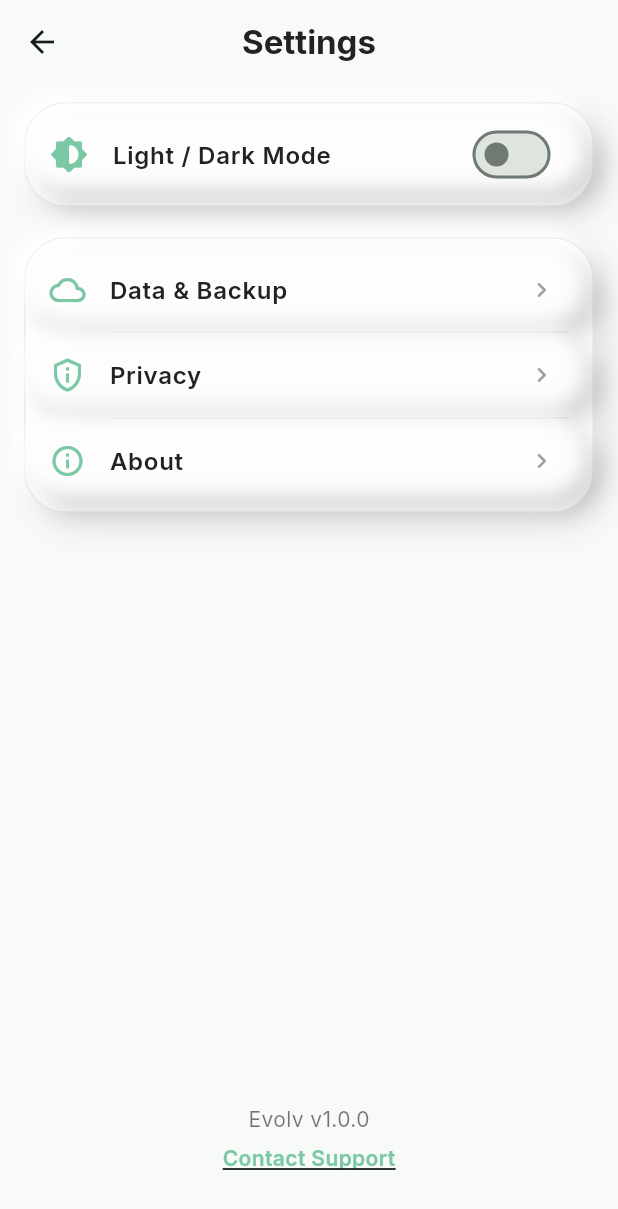
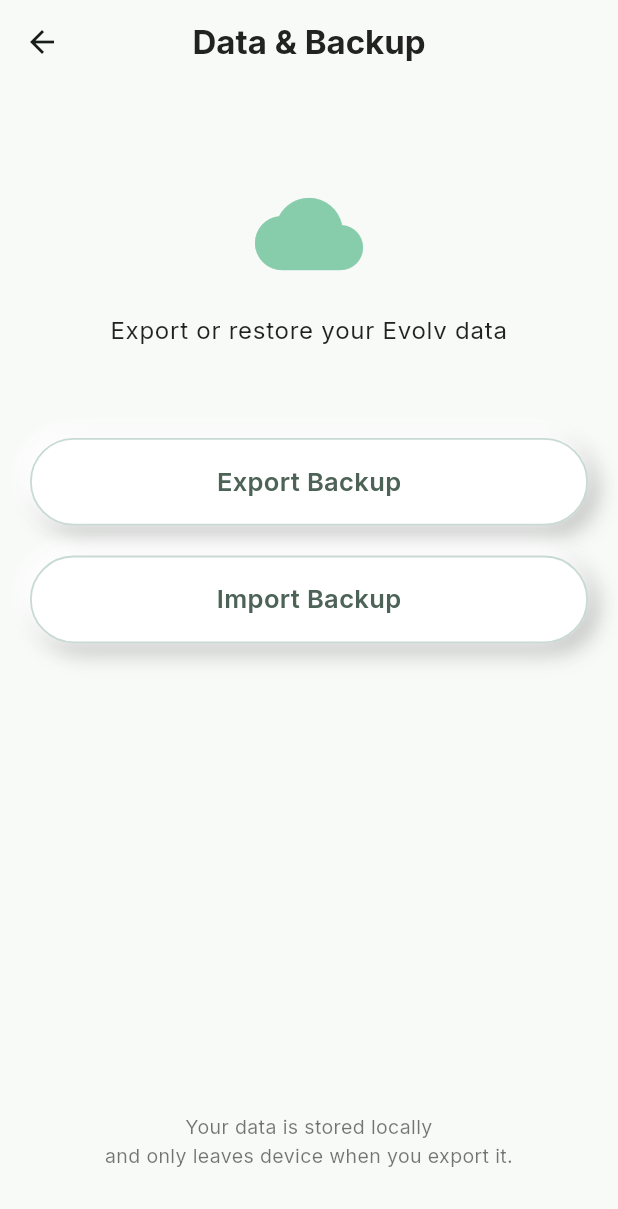
Before and after one commit to jeangoujan/evolv, a Flutter app: the SettingsScreen screen opened directly, after a tap on "Data & Backup", on a phone screen of 412 x 824 dp. Shown: the top 1209 px of the screen. Run offline on Flutter 3.47's test engine with Material 3 defaults, Android fonts, the phone set to English and light mode, and no system bars; our stand-ins replace audioplayers, file_picker, flutter_local_notifications, hive, hive_flutter, share_plus and 1 more; accounts and stored records are empty.

Commit message:
added: import/export

```diff
--- /dev/null
+++ b/lib/screens/backup_screen.dart
@@ -0,0 +1,464 @@
+import 'dart:convert';
+import 'dart:io';
+
+import 'package:flutter/material.dart';
+import 'package:path_provider/path_provider.dart';
+import 'package:share_plus/share_plus.dart';
+import 'package:file_picker/file_picker.dart';
+
+import '../theme/app_theme.dart';
+import '../data/hive_boxes.dart';
+import '../data/models/skill.dart';
+import '../data/models/session.dart';
+
+class BackupScreen extends StatefulWidget {
+  const BackupScreen({super.key});
+
+  @override
+  State<BackupScreen> createState() => _BackupScreenState();
+}
+
+class _BackupScreenState extends State<BackupScreen> {
+  bool _isLoading = false;
+
+  // ----------------- EXPORT -----------------
+
+  Future<void> _exportBackup() async {
+    setState(() => _isLoading = true);
+    try {
+      final skillsBox = HiveBoxes.skillBox();
+      final sessionsBox = HiveBoxes.sessionBox();
+
+      final skills = skillsBox.values.toList();
+      final sessions = sessionsBox.values.toList();
+
+      final data = {
+        'skills': skills.map(_skillToJson).toList(),
+        'sessions': sessions.map(_sessionToJson).toList(),
+      };
+
+      final jsonStr = jsonEncode(data);
+      final dir = await getTemporaryDirectory();
+      final file = File('${dir.path}/evolv_backup.json');
+      await file.writeAsString(jsonStr);
+
+      final shareResult = await Share.shareXFiles(
+        [XFile(file.path)],
+        text: '📦 Here is your Evolv backup file.',
+        // фикс для iOS: non-zero rect
+        sharePositionOrigin: Rect.fromCenter(
+          center: MediaQuery.of(context).size.center(Offset.zero),
+          width: 10,
+          height: 10,
+        ),
+      );
+
+      if (shareResult.status == ShareResultStatus.success) {
+        _showSnack('Backup exported successfully!');
+      } else {
+        // отменили — молчим
+        debugPrint('ℹ️ Share canceled / not completed');
+      }
+    } catch (e) {
+      debugPrint('❌ Export error: $e');
+      _showSnack('Failed to export backup.');
+    } finally {
+      if (mounted) setState(() => _isLoading = false);
+    }
+  }
+
+  // ----------------- IMPORT -----------------
+
+  Future<void> _importBackup() async {
+  try {
+    final picked = await FilePicker.platform.pickFiles(
+      type: FileType.custom,
+      allowedExtensions: ['json'],
+    );
+
+    if (picked == null || picked.files.single.path == null) {
+      debugPrint('ℹ️ Import canceled by user');
+      return;
+    }
+
+    setState(() => _isLoading = true);
+
+    final file = File(picked.files.single.path!);
+    final jsonStr = await file.readAsString();
+    final data = jsonDecode(jsonStr);
+
+    if (data is! Map ||
+        data['skills'] == null ||
+        data['sessions'] == null) {
+      _showSnack('Invalid backup file.');
+      return;
+    }
+
+    final skillsJson = (data['skills'] as List).cast<dynamic>();
+    final sessionsJson = (data['sessions'] as List).cast<dynamic>();
+
+    final skillBox = HiveBoxes.skillBox();
+    final sessionBox = HiveBoxes.sessionBox();
+
+    int addedSkills = 0;
+    int addedSessions = 0;
+
+    // --- Добавляем новые навыки ---
+    for (final raw in skillsJson) {
+      if (raw is! Map) continue;
+      final id = raw['id'];
+
+      // Проверяем, есть ли уже такой навык
+      final exists = skillBox.values.any((s) => s.id == id);
+      if (exists) continue;
+
+      final s = Skill(
+        id: id,
+        name: raw['name'] ?? 'Skill',
+        goalHours: (raw['goalHours'] ?? 0).toDouble(),
+        totalHours: (raw['totalHours'] ?? 0).toDouble(),
+        currentStreak: raw['currentStreak'] ?? 1,
+        colorValue: raw['colorValue'] ?? 0xFF81C784,
+        iconCode: raw['iconCode'] ?? 0xe04e,
+        sessions: const [],
+      );
+      await skillBox.put(s.id, s);
+      addedSkills++;
+    }
+
+    // --- Добавляем новые сессии ---
+    for (final raw in sessionsJson) {
+      if (raw is! Map) continue;
+      final id = raw['id'];
+
+      final exists = sessionBox.values.any((sess) => sess.id == id);
+      if (exists) continue;
+
+      final sess = Session(
+        id: id,
+        skillId: raw['skillId'],
+        durationMinutes: (raw['durationMinutes'] ?? 0).toDouble(),
+        date: DateTime.tryParse(raw['date'] ?? '') ?? DateTime.now(),
+        note: raw['note'],
+      );
+      await sessionBox.put(sess.id, sess);
+      addedSessions++;
+    }
+
+    _showSnack('✅ Imported $addedSkills skill(s) and $addedSessions session(s)');
+  } catch (e) {
+    debugPrint('❌ Import error: $e');
+    _showSnack('Failed to import backup.');
+  } finally {
+    if (mounted) setState(() => _isLoading = false);
+  }
+}
+
+  // ----------------- UI -----------------
+
+  void _showSnack(String text) {
+    ScaffoldMessenger.of(context).showSnackBar(
+      SnackBar(
+        content: Center(
+          child: Text(
+            text,
+            style: const TextStyle(
+              fontFamily: 'Inter',
+              fontWeight: FontWeight.w600,
+              color: Colors.white,
+            ),
+          ),
+        ),
+        backgroundColor: mintPrimary,
+        behavior: SnackBarBehavior.floating,
+        shape:
+            RoundedRectangleBorder(borderRadius: BorderRadius.circular(18)),
+        margin:
+            const EdgeInsets.symmetric(horizontal: 50, vertical: 20),
+        duration: const Duration(seconds: 2),
+      ),
+    );
+  }
+
+  @override
+  Widget build(BuildContext context) {
+    final theme = Theme.of(context);
+    final isDark = theme.brightness == Brightness.dark;
+
+    return Scaffold(
+      backgroundColor: theme.scaffoldBackgroundColor,
+      appBar: AppBar(
+        backgroundColor: theme.scaffoldBackgroundColor,
+        elevation: 0,
+        centerTitle: true,
+        title: Text(
+          'Data & Backup',
+          style: theme.textTheme.titleLarge?.copyWith(
+            fontFamily: 'Inter',
+            fontWeight: FontWeight.w700,
+            color: isDark ? textLight : textDark,
+          ),
+        ),
+      ),
+      body: SafeArea(
+        child: Padding(
+          padding:
+              const EdgeInsets.symmetric(horizontal: 20, vertical: 24),
+          child: Column(
+            crossAxisAlignment: CrossAxisAlignment.center,
+            children: [
+              const SizedBox(height: 40),
+              Icon(
+                Icons.cloud_rounded,
+                size: 72,
+                color: mintPrimary.withOpacity(0.9),
+              ),
+              const SizedBox(height: 16),
+              Text(
+                'Export or restore your Evolv data',
+                textAlign: TextAlign.center,
+                style: theme.textTheme.bodyLarge?.copyWith(
+                  fontFamily: 'Inter',
+                  color: isDark
+                      ? Colors.white70
+                      : Colors.black87,
+                ),
+              ),
+              const SizedBox(height: 60),
+
+              // Export
+              _AnimatedTap(
+                onTap: _isLoading ? () {} : _exportBackup,
+                borderRadius: 28,
+                isButton: true,
+                child: _NeumorphicButton(
+                  text: _isLoading
+                      ? 'Loading...'
+                      : 'Export Backup',
+                  isDark: isDark,
+                ),
+              ),
+              const SizedBox(height: 20),
+
+              // Import
+              _AnimatedTap(
+                onTap: _isLoading ? () {} : _importBackup,
+                borderRadius: 28,
+                isButton: true,
+                child: _NeumorphicButton(
+                  text: _isLoading
+                      ? 'Loading...'
+                      : 'Import Backup',
+                  isDark: isDark,
+                ),
+              ),
+
+              const Spacer(),
+              Text(
+                'Your data is stored locally\nand only leaves device when you export it.',
+                textAlign: TextAlign.center,
+                style: TextStyle(
+                  fontFamily: 'Inter',
+                  color: isDark
+                      ? Colors.white54
+                      : Colors.black54,
+                  fontSize: 13,
+                ),
+              ),
+              const SizedBox(height: 20),
+            ],
+          ),
+        ),
+      ),
+    );
+  }
+}
+
+// ----------------- Neumorphic button -----------------
+
+class _NeumorphicButton extends StatelessWidget {
+  final String text;
+  final bool isDark;
+  const _NeumorphicButton({
+    required this.text,
+    required this.isDark,
+  });
+
+  @override
+  Widget build(BuildContext context) {
+    final theme = Theme.of(context);
+
+    return Container(
+      padding: const EdgeInsets.symmetric(
+          horizontal: 40, vertical: 16),
+      decoration: BoxDecoration(
+        color: isDark ? const Color(0xFF1F241F) : Colors.white,
+        borderRadius: BorderRadius.circular(30),
+        border: Border.all(
+          color: theme.colorScheme.primary.withOpacity(0.25),
+          width: 1.2,
+        ),
+        boxShadow: [
+          BoxShadow(
+            color: Colors.black.withOpacity(isDark ? 0.45 : 0.10),
+            offset: const Offset(4, 4),
+            blurRadius: 12,
+          ),
+          BoxShadow(
+            color: Colors.white.withOpacity(isDark ? 0.08 : 1),
+            offset: const Offset(-3, -3),
+            blurRadius: 10,
+          ),
+        ],
+      ),
+      child: Center(
+        child: Text(
+          text,
+          style: TextStyle(
+            fontFamily: 'Inter',
+            fontWeight: FontWeight.w600,
+            fontSize: 17,
+            color: theme.colorScheme.secondary,
+          ),
+        ),
+      ),
+    );
+  }
+}
+
+// ----------------- Tap animation (как в HomeScreen) -----------------
+
+class _AnimatedTap extends StatefulWidget {
+  final Widget child;
+  final VoidCallback onTap;
+  final double borderRadius;
+  final bool isButton;
+
+  const _AnimatedTap({
+    required this.child,
+    required this.onTap,
+    this.borderRadius = 20,
+    this.isButton = false,
+  });
+
+  @override
+  State<_AnimatedTap> createState() => _AnimatedTapState();
+}
+
+class _AnimatedTapState extends State<_AnimatedTap> {
+  bool _pressed = false;
+
+  void _down(TapDownDetails _) =>
+      setState(() => _pressed = true);
+  void _up(TapUpDetails _) =>
+      setState(() => _pressed = false);
+  void _cancel() =>
+      setState(() => _pressed = false);
+
+  @override
+  Widget build(BuildContext context) {
+    final theme = Theme.of(context);
+    final isDark = theme.brightness == Brightness.dark;
+
+    final shadowUp = isDark
+        ? [
+            BoxShadow(
+              color: Colors.black.withOpacity(0.55),
+              offset: const Offset(5, 5),
+              blurRadius: 10,
+            ),
+            BoxShadow(
+              color: Colors.white.withOpacity(0.07),
+              offset: const Offset(-4, -4),
+              blurRadius: 10,
+            ),
+          ]
+        : [
+            BoxShadow(
+              color: Colors.black.withOpacity(0.18),
+              offset: const Offset(6, 6),
+              blurRadius: 12,
+            ),
+            BoxShadow(
+              color: Colors.white.withOpacity(0.95),
+              offset: const Offset(-4, -4),
+              blurRadius: 10,
+            ),
+          ];
+
+    final shadowDown = isDark
+        ? [
+            BoxShadow(
+              color: Colors.black.withOpacity(0.75),
+              offset: const Offset(2, 2),
+              blurRadius: 5,
+            ),
+            BoxShadow(
+              color: Colors.white.withOpacity(0.04),
+              offset: const Offset(-2, -2),
+              blurRadius: 6,
+            ),
+          ]
+        : [
+            BoxShadow(
+              color: Colors.black.withOpacity(0.25),
+              offset: const Offset(2, 2),
+              blurRadius: 6,
+            ),
+            BoxShadow(
+              color: Colors.white.withOpacity(0.8),
+              offset: const Offset(-2, -2),
+              blurRadius: 6,
+            ),
+          ];
+
+    final applied = _pressed
+        ? (widget.isButton ? _boost(shadowDown, 1.2) : shadowDown)
+        : (widget.isButton ? _boost(shadowUp, 1.1) : shadowUp);
+
+    return GestureDetector(
+      onTapDown: _down,
+      onTapUp: _up,
+      onTapCancel: _cancel,
+      onTap: widget.onTap,
+      behavior: HitTestBehavior.translucent,
+      child: AnimatedContainer(
+        duration: const Duration(milliseconds: 100),
+        curve: Curves.easeOut,
+        decoration: BoxDecoration(
+          borderRadius:
+              BorderRadius.circular(widget.borderRadius),
+          boxShadow: applied,
+        ),
+        child: widget.child,
+      ),
+    );
+  }
+
+  List<BoxShadow> _boost(List<BoxShadow> src, double k) =>
+      src
+          .map((s) => s.copyWith(
+                blurRadius: s.blurRadius * k,
+              ))
+          .toList();
+}
+
+// ----------------- JSON helpers -----------------
+
+Map<String, dynamic> _skillToJson(Skill s) => {
+      'id': s.id,
+      'name': s.name,
+      'goalHours': s.goalHours,
+      'totalHours': s.totalHours,
+      'currentStreak': s.currentStreak,
+      'colorValue': s.colorValue,
+      'iconCode': s.iconCode,
+    };
+
+Map<String, dynamic> _sessionToJson(Session s) => {
+      'id': s.id,
+      'skillId': s.skillId,
+      'durationMinutes': s.durationMinutes,
+      'date': s.date.toIso8601String(),
+      'note': s.note,
+    };
--- a/lib/screens/home_screen.dart
+++ b/lib/screens/home_screen.dart
@@ -257,7 +257,7 @@
                               skillName: s.name,
                               skillId: s.id,
                               targetDuration:
-                                  const Duration(minutes: 1), // тест
+                                  const Duration(hours: 1, minutes: 30), // тест
                             ),
                           ),
                         );
--- a/lib/screens/session_timer_screen.dart
+++ b/lib/screens/session_timer_screen.dart
@@ -21,7 +21,7 @@
     super.key,
     required this.skillName,
     required this.skillId,
-    this.targetDuration = const Duration(minutes: 1),
+    this.targetDuration = const Duration(hours: 1, minutes: 30),
   });
 
   @override
--- a/lib/screens/settings_screen.dart
+++ b/lib/screens/settings_screen.dart
@@ -3,6 +3,7 @@
 import 'package:url_launcher/url_launcher.dart';
 import '../theme/app_theme.dart';
 import '../theme/theme_provider.dart';
+import 'backup_screen.dart';
 
 class SettingsScreen extends StatefulWidget {
   const SettingsScreen({super.key});
@@ -61,7 +62,12 @@
                   _SettingButtonTile(
                     icon: Icons.cloud_outlined,
                     title: 'Data & Backup',
-                    onTap: () {},
+                    onTap: () {
+                      Navigator.push(
+                          context,
+                          MaterialPageRoute(builder: (_) => const BackupScreen()),
+                        );
+                    },
                   ),
                   _SettingDivider(),
                   _SettingButtonTile(
--- a/pubspec.yaml
+++ b/pubspec.yaml
@@ -28,6 +28,9 @@
 # the latest version available on pub.dev. To see which dependencies have newer
 # versions available, run `flutter pub outdated`.
 dependencies:
+  path_provider: ^2.1.3
+  share_plus: ^7.2.2
+  file_picker: ^8.0.2
   hive: ^2.2.3
   hive_flutter: ^1.1.0
   provider: ^6.1.2
```
Also changed, not shown: pubspec.lock, 6 other files.
